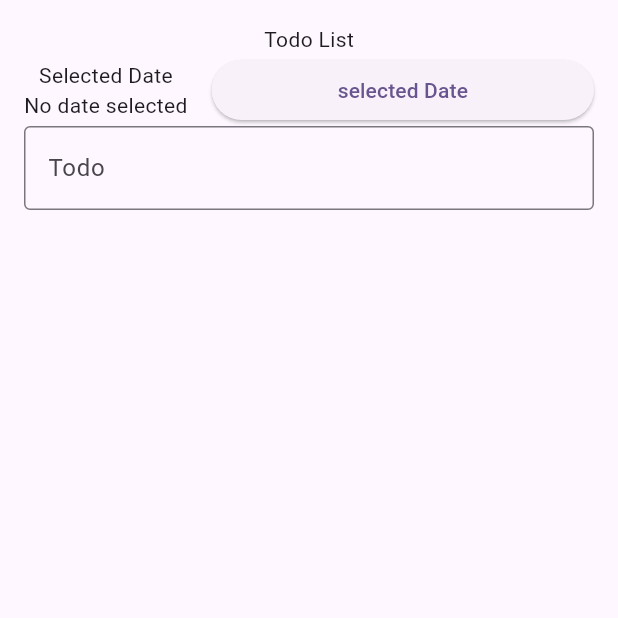
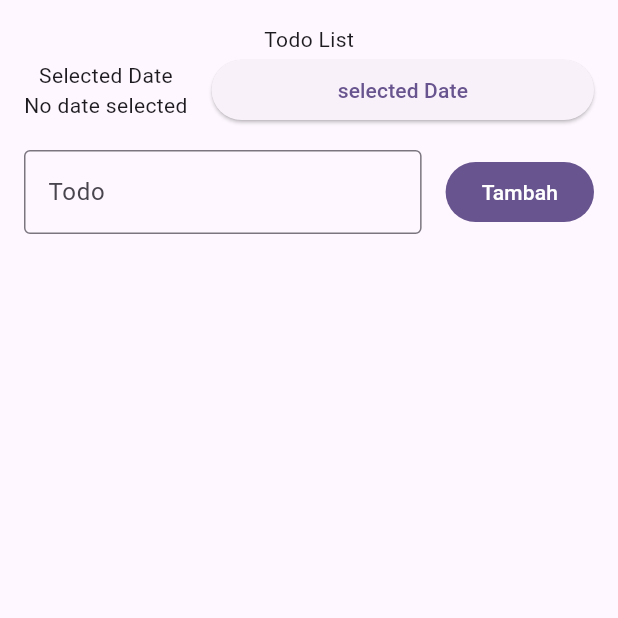
Before and after one commit to Muhammadalif1213/075_TodoBloc, a Flutter app: the screen it shows after launch, on a phone screen of 412 x 824 dp, the top half of it. Run offline on Flutter 3.47's test engine with Material 3 defaults, Android fonts, the phone set to English and light mode, and no system bars; our stand-ins replace bloc, flutter_bloc.

Commit message:
Menambahkan Button untuk validasi text.

```diff
--- a/lib/presentation/todo_page.dart
+++ b/lib/presentation/todo_page.dart
@@ -57,6 +57,7 @@ class TodoPage extends StatelessWidget {
                   ),
                 ],
               ),
+              SizedBox(height: 16),
               Form(
                 key: _key,
                 child: Row(
@@ -76,6 +77,14 @@ class TodoPage extends StatelessWidget {
                         },
                       ),
                     ),
+                    SizedBox(width: 16),
+                    FilledButton(
+                      onPressed: () {
+                        if (_key.currentState!.validate()) {
+                        }
+                      },
+                      child: Text('Tambah'),
+                    ),
                   ],
                 ),
               ),
```
